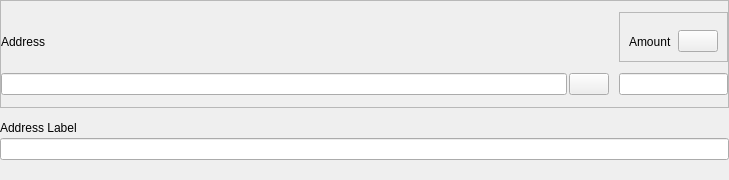
Above: src/qt/forms/sendcoinsentry.ui from Veil-Project/veil before the change. Below: the same form after it.
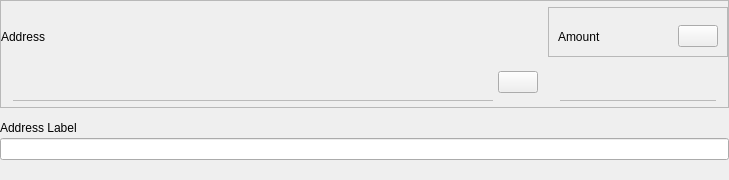
That is the form after the change. Icons and pictures are not drawn. Custom widgets are drawn as their Qt base class.

Commit message: send coins entry fix. Some css left in-line due to UI entry cloning

```diff
--- a/src/qt/forms/sendcoinsentry.ui
+++ b/src/qt/forms/sendcoinsentry.ui
@@ -94,6 +94,24 @@
            <property name="toolTip">
             <string>The Veil stealth address to send the payment to</string>
            </property>
+           <property name="styleSheet">
+            <string notr="true">#payTo {   
+	padding:8;
+   margin-left:12px;
+	font-size:16px;
+	margin-right:3px;
+	background:transparent;
+   background-color:transparent;
+	border-top:none;
+	border-left:none;
+	border-right:none;
+   border-bottom:1px solid #bababa;
+}
+
+#payTo:focus {
+    border-bottom:1px solid #105aef;
+}</string>
+           </property>
           </widget>
          </item>
          <item>
@@ -154,6 +172,24 @@
          <property name="focusPolicy">
           <enum>Qt::StrongFocus</enum>
          </property>
+         <property name="styleSheet">
+          <string notr="true">#payAmount {
+	padding:8;
+  margin-left:12px;
+	margin-right:12px;
+	font-size:16px;
+	background:transparent;
+   background-color:transparent;
+	border-top:none;
+	border-left:none;
+	border-right:none;
+   border-bottom:1px solid #bababa;
+}
+
+#payAmount_2:focus {
+    border-bottom:1px solid #105aef;
+}</string>
+         </property>
         </widget>
        </item>
        <item row="0" column="2" rowspan="2">
```
The commit also changes 2 other files.
